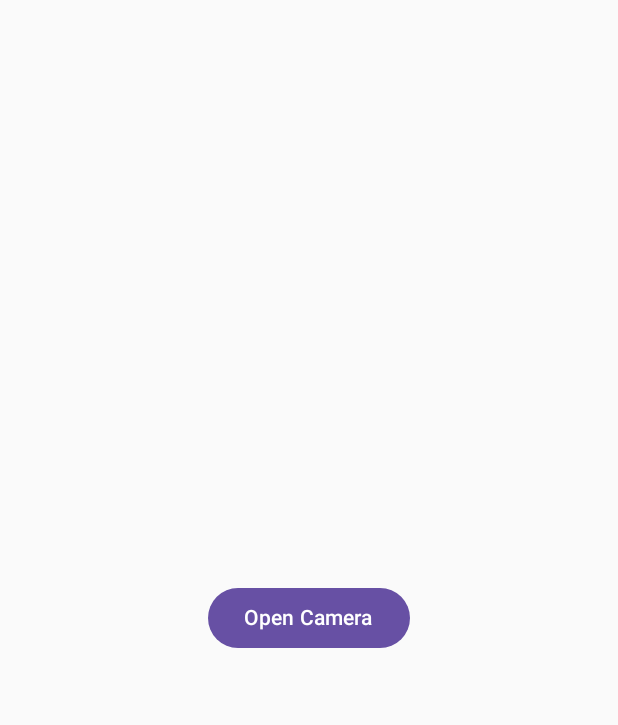
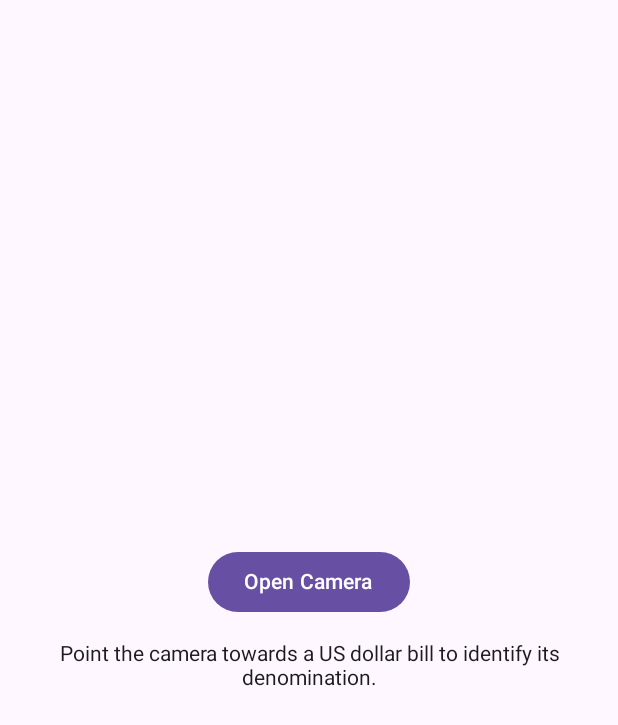
Before and after one commit to ekourtakis/BillVision, an Android app built with Jetpack Compose: the screen it shows after launch (MainActivity), on a phone screen of 412 x 824 dp. Shown: the top 725 px of the screen. Run offline under Robolectric (Android 15) with nearby library versions, the phone set to English and light mode, and no system bars.

Commit message:
changed text descriptions. added button text descriptions for TalkBack. content now in scaffold to fix rotational bug.

```diff
--- a/android-app/app/src/main/java/com/example/billvision/MainActivity.kt
+++ b/android-app/app/src/main/java/com/example/billvision/MainActivity.kt
@@ -12,13 +12,17 @@ import androidx.compose.foundation.layout.Column
 import androidx.compose.foundation.layout.Spacer
 import androidx.compose.foundation.layout.fillMaxSize
 import androidx.compose.foundation.layout.height
+import androidx.compose.foundation.layout.padding
 import androidx.compose.foundation.layout.widthIn
 import androidx.compose.foundation.layout.wrapContentSize
 import androidx.compose.material3.Button
+import androidx.compose.material3.Scaffold
 import androidx.compose.material3.Text
 import androidx.compose.runtime.Composable
 import androidx.compose.ui.Alignment
 import androidx.compose.ui.Modifier
+import androidx.compose.ui.semantics.contentDescription
+import androidx.compose.ui.semantics.semantics
 import androidx.compose.ui.text.style.TextAlign
 import androidx.compose.ui.unit.dp
 import androidx.core.content.ContextCompat
@@ -39,10 +43,16 @@ class MainActivity : ComponentActivity() {
         super.onCreate(savedInstanceState)
         enableEdgeToEdge()
         setContent {
-            if (cameraPermissionGranted()) {
-                MainScreen()
-            } else {
-                PermissionScreen { launchCamera() }
+            Scaffold { innerPadding ->
+                if (cameraPermissionGranted()) {
+                    MainScreen(
+                        modifier = Modifier.padding(innerPadding)
+                    )
+                } else {
+                    PermissionScreen (
+                        modifier = Modifier.padding(innerPadding)
+                    ) { launchCamera() }
+                }
             }
         }
     }
@@ -65,40 +75,51 @@ class MainActivity : ComponentActivity() {
                 modifier = modifier
                     .fillMaxSize()
                     .wrapContentSize()
+                    .padding(horizontal = 16.dp)
                     .widthIn(max = 480.dp),
                 horizontalAlignment = Alignment.CenterHorizontally
             ) {
                 val textToShow = if (cameraPermissionState.status.shouldShowRationale) {
                     // If the user has denied the permission but the rationale can be shown,
                     // explain why the app requires this permission
-                    "We need permission to use your camera. Please grant it."
+                    "To identify dollar bills, BillVision needs permission to access your camera. Please grant the camera permission."
                 } else {
                     // If it's the first time the user lands on this feature, or the user
                     // doesn't want to be asked again for this permission, explain that the
                     // permission is required
-                    "Hello! We need to use your camera to read dollar bills."
+                    "Welcome to BillVision! To get started, please grant us camera permission so the app can see and identify dollar bills."
                 }
                 Text(textToShow, textAlign = TextAlign.Center)
                 Spacer(Modifier.height(16.dp))
                 Button(onClick = { cameraPermissionState.launchPermissionRequest() }) {
-                    Text("Grant camera permissions")
+                    Text("Grant Camera Permission")
                 }
             }
         }
     }
 
     @Composable
-    fun MainScreen() {
+    fun MainScreen(modifier: Modifier = Modifier) {
         Column(
-            modifier = Modifier
+            modifier = modifier
                 .fillMaxSize()
                 .wrapContentSize()
                 .widthIn(max = 480.dp),
             horizontalAlignment = Alignment.CenterHorizontally
         ) {
-            Button(onClick = { launchCamera() }) {
+            Button(
+                onClick = { launchCamera() },
+                modifier = Modifier.semantics {
+                    contentDescription = "Open the camera to identify bills"
+                }
+            ) {
                 Text("Open Camera")
             }
+            Spacer(Modifier.height(16.dp))
+            Text(
+                "Point the camera towards a US dollar bill to identify its denomination.",
+                textAlign = TextAlign.Center
+            )
         }
     }
 
```
